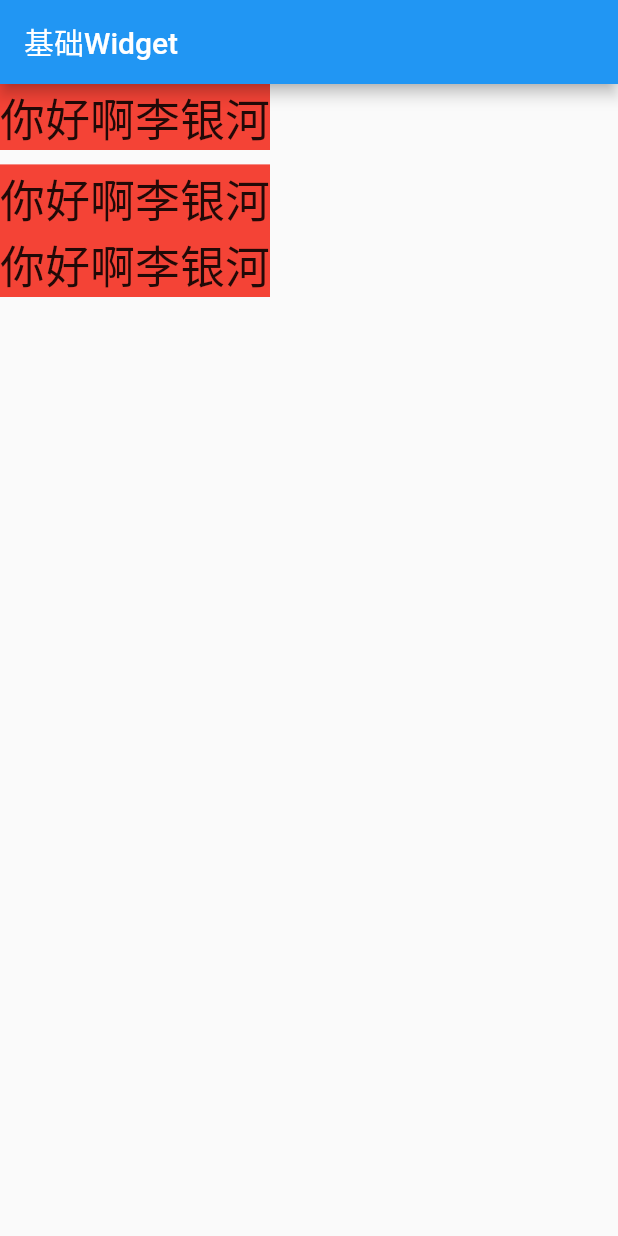
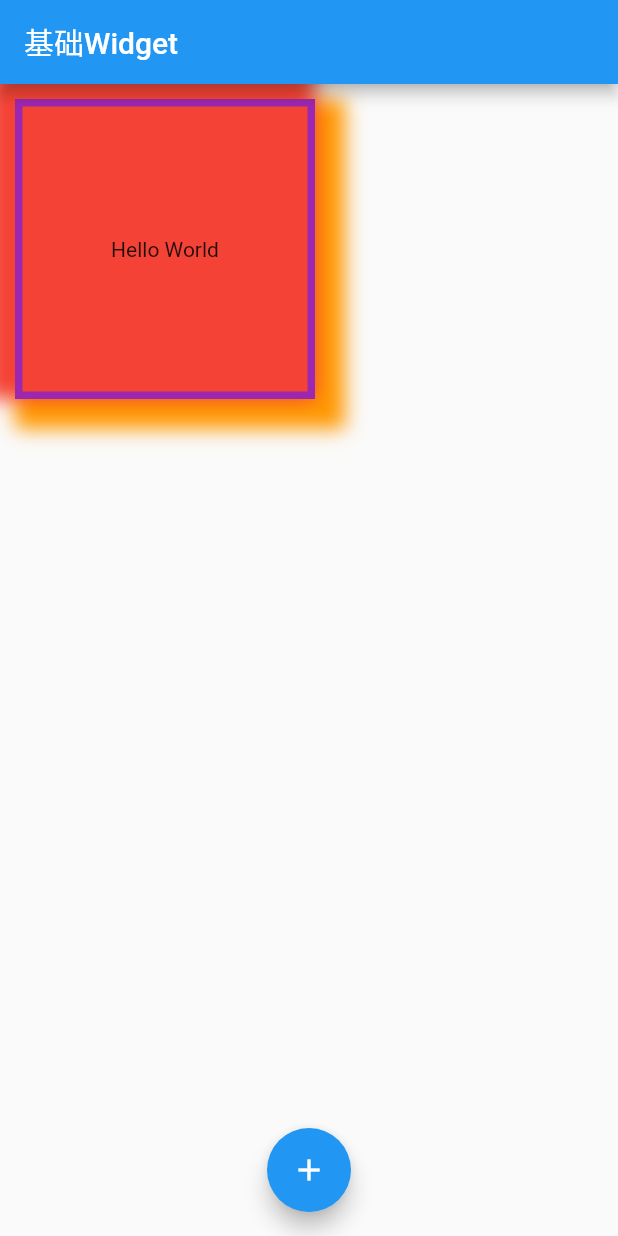
Before and after one commit to zhengyumin/2101Flutter, a Flutter app: the MyHomePage screen opened directly, on a phone screen of 412 x 824 dp. Run offline on Flutter 3.47's test engine with Material 2 defaults, Android fonts, the light colour scheme and no system bars.

Commit message:
增加布局练习

```diff
--- a/flutterdemo/lib/02_Checkbox练习/同意协议版本02.dart
+++ b/flutterdemo/lib/02_Checkbox练习/同意协议版本02.dart
@@ -11,6 +11,7 @@ void main() {
  *  有状态的Widget: StatefulWidget 在运行过程中有一些状态需要改变
  *  无状态的Widget: StatelessWidget 内容是确定没有状态的改变
  */
+
 
 class MyApp extends StatelessWidget {
   @override
--- /dev/null
+++ b/flutterdemo/lib/04_基础控件扩展/03_单子布局Widget.dart
@@ -0,0 +1,114 @@
+// import 'dart:html';
+
+import 'package:flutter/material.dart';
+import 'package:flutter/src/painting/border_radius.dart';
+
+void main() => runApp(MyApp());
+
+// 1、将StatelessWidget转成StatefulWidget快键键alt+Enter
+// 2、将build出来的Widget抽取到一个单独的Widget中的快捷键:alt + w
+class MyApp extends StatelessWidget {
+  @override
+  Widget build(BuildContext context) {
+    return MaterialApp(
+      // debugShowCheckedModeBanner: false,
+        home: MyHomePage()
+    );
+  }
+}
+
+class MyHomePage extends StatelessWidget {
+  @override
+  Widget build(BuildContext context) {
+    return Scaffold(
+      appBar: AppBar(
+        title: Text("基础Widget"),
+      ),
+      body: MyHomeContent(),
+      floatingActionButton: FloatingActionButton(
+        child: Icon(Icons.add),
+        onPressed: () => print("floatingActionButton click"),
+      ),
+      floatingActionButtonLocation: FloatingActionButtonLocation.centerFloat,
+    );
+  }
+}
+
+class MyHomeContent extends StatefulWidget {
+  @override
+  _MyHomeContentState createState() => _MyHomeContentState();
+}
+
+class _MyHomeContentState extends State<MyHomeContent> {
+
+  @override
+  Widget build(BuildContext context) {
+
+    return ContainerDemo();
+  }
+}
+
+class ContainerDemo extends StatelessWidget {
+  const ContainerDemo({
+    Key key,
+  }) : super(key: key);
+
+  @override
+  Widget build(BuildContext context) {
+    return Container(
+      width: 200,
+      height: 200,
+      alignment: Alignment(0,0),
+      padding: EdgeInsets.all(0),
+      margin: EdgeInsets.all(10),
+      child: Text("Hello World"),
+      decoration: BoxDecoration(
+          color: Colors.red,
+          border: Border.all(
+              width: 5,
+              color: Colors.purple
+          ),
+          boxShadow: [
+            BoxShadow(color: Colors.orange, offset: Offset(10,10), spreadRadius: 10, blurRadius: 10),
+            BoxShadow(color: Colors.red, offset: Offset(-10,-10), spreadRadius: 10, blurRadius: 10),
+          ]
+      ),
+
+    );
+  }
+}
+
+class PaddingDemo extends StatelessWidget {
+  const PaddingDemo({
+    Key key,
+  }) : super(key: key);
+
+  @override
+  Widget build(BuildContext context) {
+    return Padding(
+        padding: const EdgeInsets.only(
+            bottom: 10
+        ),
+        child: Text(
+          "你好啊李银河",
+          style: TextStyle(fontSize: 30,backgroundColor:Colors.red),
+        )
+    );
+  }
+}
+
+class AlignDemo extends StatelessWidget {
+  const AlignDemo({
+    Key key,
+  }) : super(key: key);
+
+  @override
+  Widget build(BuildContext context) {
+    return Align(
+      alignment: Alignment(1,1),
+      widthFactor: 2,
+      heightFactor: 2,
+      child: Icon(Icons.pets, size:50),
+    );
+  }
+}
```
Also changed, not shown: flutterdemo/lib/main.dart (+107 -26 lines), flutterdemo/lib/04_基础控件扩展/02_TextField练习.dart (renamed from flutterdemo/lib/04_基础控件扩展/TextField练习.dart).
